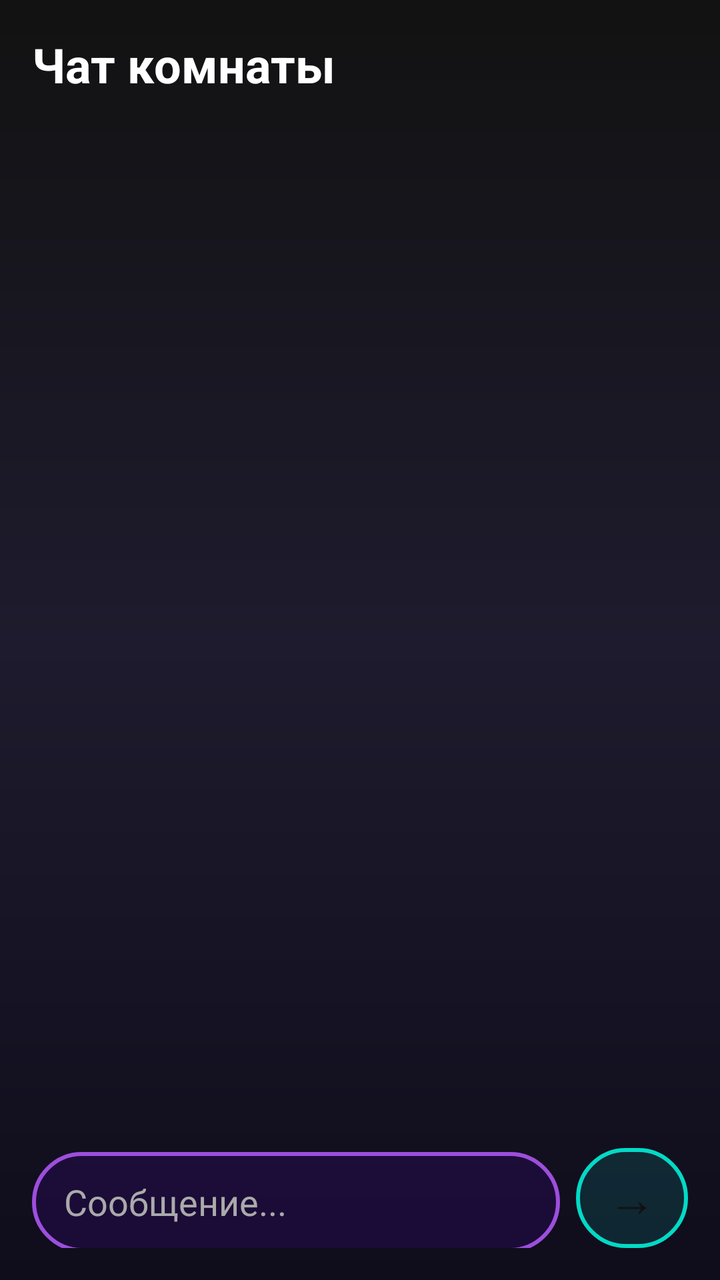
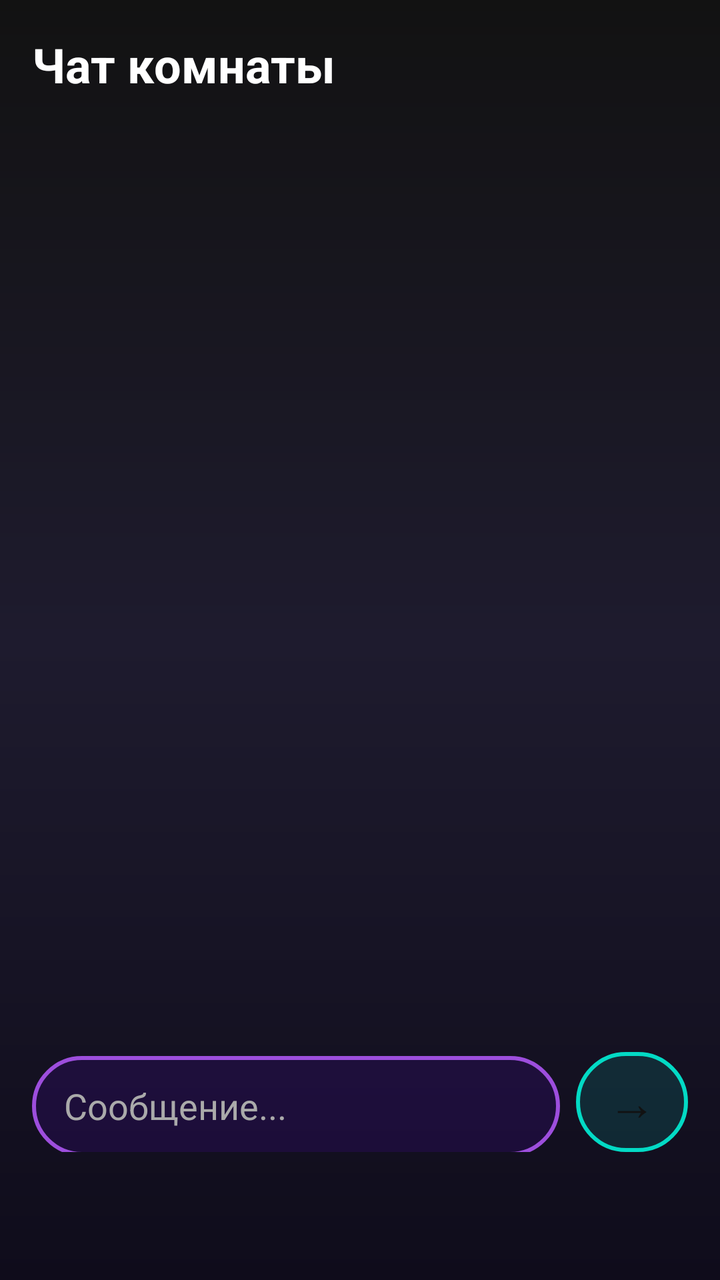

Before-and-after screenshots of an Android layout around one commit, followed by the original layout XML and the change that was made.
<!-- AndroidManifest.xml: application theme Theme.AppCompat.NoActionBar -->
<!-- res/layout/activity_chat.xml -->
<?xml version="1.0" encoding="utf-8"?>
<LinearLayout xmlns:android="http://schemas.android.com/apk/res/android"
    android:layout_width="match_parent"
    android:layout_height="match_parent"
    android:orientation="vertical"
    android:background="@drawable/bg_gradient"
    android:padding="16dp"
    android:paddingBottom="80dp"> 

    <TextView
        android:layout_width="wrap_content"
        android:layout_height="wrap_content"
        android:text="Чат комнаты"
        android:textSize="24sp"
        android:textStyle="bold"
        android:textColor="#FFFFFF"
        android:layout_marginBottom="16dp"/>

    <ListView
        android:id="@+id/lvMessages"
        android:layout_width="match_parent"
        android:layout_height="0dp"
        android:layout_weight="1"
        android:divider="@null"
        android:dividerHeight="8dp"
        android:transcriptMode="alwaysScroll"/>

    <LinearLayout
        android:layout_width="match_parent"
        android:layout_height="wrap_content"
        android:orientation="horizontal"
        android:layout_marginTop="8dp">

        <EditText
            android:id="@+id/etMessage"
            android:layout_width="0dp"
            android:layout_height="50dp"
            android:layout_weight="1"
            android:background="@drawable/btn_neon_purple"
            android:paddingHorizontal="16dp"
            android:hint="Сообщение..."
            android:textColorHint="#AAAAAA"
            android:textColor="#FFFFFF"
            android:layout_marginEnd="8dp"/>

        <Button
            android:id="@+id/btnSend"
            android:layout_width="56dp"
            android:layout_height="50dp"
            android:text="→"
            android:textSize="24sp"
            android:textColor="#121212"
            android:background="@drawable/btn_neon_cyan"/>
    </LinearLayout>

</LinearLayout>
<!-- resources referenced by this layout -->
<resources>
  <!-- drawable bg_gradient (drawable) -->
  <?xml version="1.0" encoding="utf-8"?>
  <shape xmlns:android="http://schemas.android.com/apk/res/android">
      <gradient
          android:angle="270"
          android:startColor="#121212"
          android:centerColor="#1E1B2E"
          android:endColor="#0F0C1B"
          android:type="linear" />
  </shape>
  <!-- drawable btn_neon_cyan (drawable) -->
  <?xml version="1.0" encoding="utf-8"?>
  <shape xmlns:android="http://schemas.android.com/apk/res/android">
      <solid android:color="#2003DAC5" />
      <stroke android:width="2dp" android:color="#03DAC5" />
      <corners android:radius="30dp" />
  </shape>
  <!-- drawable btn_neon_purple (drawable) -->
  <?xml version="1.0" encoding="utf-8"?>
  <shape xmlns:android="http://schemas.android.com/apk/res/android">
      <solid android:color="#206200EE" /> 
      <stroke android:width="2dp" android:color="#9D4EDD" /> 
      <corners android:radius="30dp" /> 
  </shape>
  <style name="Theme.AppCompat.NoActionBar" parent="Theme.AppCompat.Light.NoActionBar">
          <item name="colorPrimary">#6200EE</item>
          <item name="colorPrimaryDark">#3700B3</item>
          <item name="colorAccent">#03DAC5</item>
          <item name="android:windowBackground">#121212</item>
      </style>
</resources>

<!-- the commit's change to res/layout/activity_chat.xml (unified diff, before → after) -->
@@ -4,8 +4,7 @@
     android:layout_height="match_parent"
     android:orientation="vertical"
     android:background="@drawable/bg_gradient"
-    android:padding="16dp"
-    android:paddingBottom="80dp"> 
+    android:padding="16dp">
 
     <TextView
         android:layout_width="wrap_content"
@@ -16,6 +15,7 @@
         android:textColor="#FFFFFF"
         android:layout_marginBottom="16dp"/>
 
+    
     <ListView
         android:id="@+id/lvMessages"
         android:layout_width="match_parent"
@@ -25,11 +25,13 @@
         android:dividerHeight="8dp"
         android:transcriptMode="alwaysScroll"/>
 
+    
     <LinearLayout
         android:layout_width="match_parent"
         android:layout_height="wrap_content"
         android:orientation="horizontal"
-        android:layout_marginTop="8dp">
+        android:layout_marginTop="8dp"
+        android:paddingBottom="48dp"> 
 
         <EditText
             android:id="@+id/etMessage"
